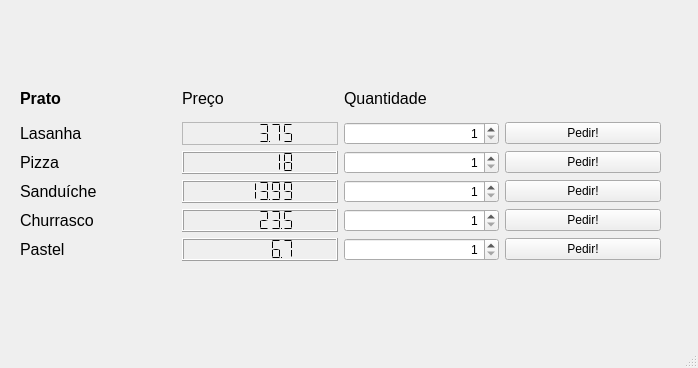
Before: the Qt Designer form mainwindow_cardapio.ui in Smart-Resto/smart-resto_v1, drawn with Qt 5.
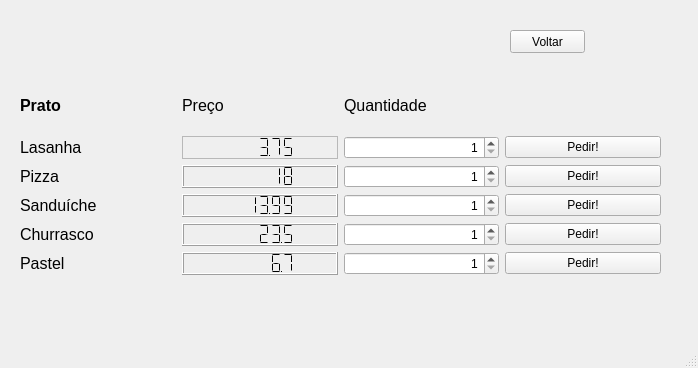
After: the same form once the commit is applied.

Patch:
```diff
--- a/mainwindow_cardapio.ui
+++ b/mainwindow_cardapio.ui
@@ -14,13 +14,26 @@
    <string>MainWindow</string>
   </property>
   <widget class="QWidget" name="centralwidget">
+   <widget class="QPushButton" name="pushButton_voltar">
+    <property name="geometry">
+     <rect>
+      <x>510</x>
+      <y>30</y>
+      <width>75</width>
+      <height>23</height>
+     </rect>
+    </property>
+    <property name="text">
+     <string>Voltar</string>
+    </property>
+   </widget>
    <widget class="QWidget" name="">
     <property name="geometry">
      <rect>
       <x>20</x>
       <y>80</y>
       <width>641</width>
-      <height>181</height>
+      <height>195</height>
      </rect>
     </property>
     <layout class="QGridLayout" name="gridLayout">
@@ -230,7 +243,7 @@
        </property>
       </widget>
      </item>
-     <item row="7" column="0">
+     <item row="8" column="0">
       <widget class="QLabel" name="label_prato_05">
        <property name="font">
         <font>
@@ -242,7 +255,7 @@
        </property>
       </widget>
      </item>
-     <item row="7" column="1">
+     <item row="8" column="1">
       <widget class="QLCDNumber" name="lcdNumber_5">
        <property name="lineWidth">
         <number>1</number>
@@ -264,14 +277,14 @@
        </property>
       </widget>
      </item>
-     <item row="7" column="3">
+     <item row="8" column="3">
       <widget class="QPushButton" name="pushButton_05">
        <property name="text">
         <string>Pedir!</string>
        </property>
       </widget>
      </item>
-     <item row="7" column="2">
+     <item row="8" column="2">
       <widget class="QSpinBox" name="spinBox_05">
        <property name="inputMethodHints">
         <set>Qt::ImhDigitsOnly</set>
```
Left out of the diff: 30 changed lines with no effect on the pictures.
